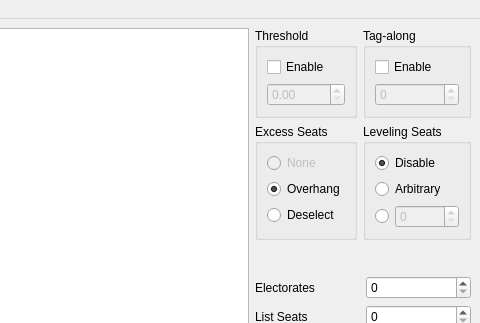
The window that mainwindow.ui (purplewavesss/ElectionCalculatorPlusPlus) describes before a commit, drawn with Qt 5; both pictures show x 170 to 650 and y 0 to 323 of the 650 by 450 pixel window.
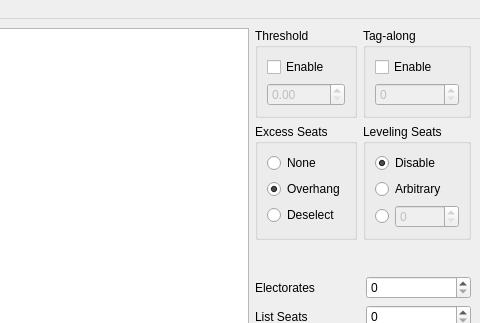
The same window after the commit.

Commit message: Further election bug fixing, change of invariants

```diff
--- a/mainwindow.ui
+++ b/mainwindow.ui
@@ -97,7 +97,10 @@
            <item>
             <widget class="QRadioButton" name="none">
              <property name="enabled">
-              <bool>false</bool>
+              <bool>true</bool>
+             </property>
+             <property name="toolTip">
+              <string>&lt;html&gt;&lt;head/&gt;&lt;body&gt;&lt;p&gt;If MMP is enabled, this option removes list seats to remove overhangs.&lt;/p&gt;&lt;/body&gt;&lt;/html&gt;</string>
              </property>
              <property name="text">
               <string>None</string>
```
The commit also changes 1 other file.
